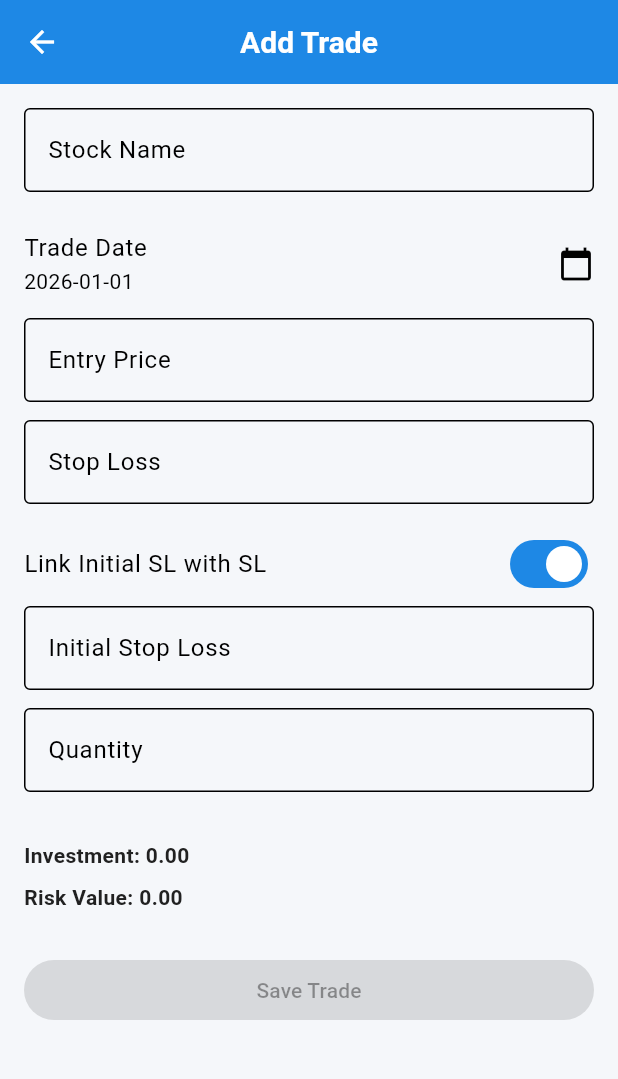
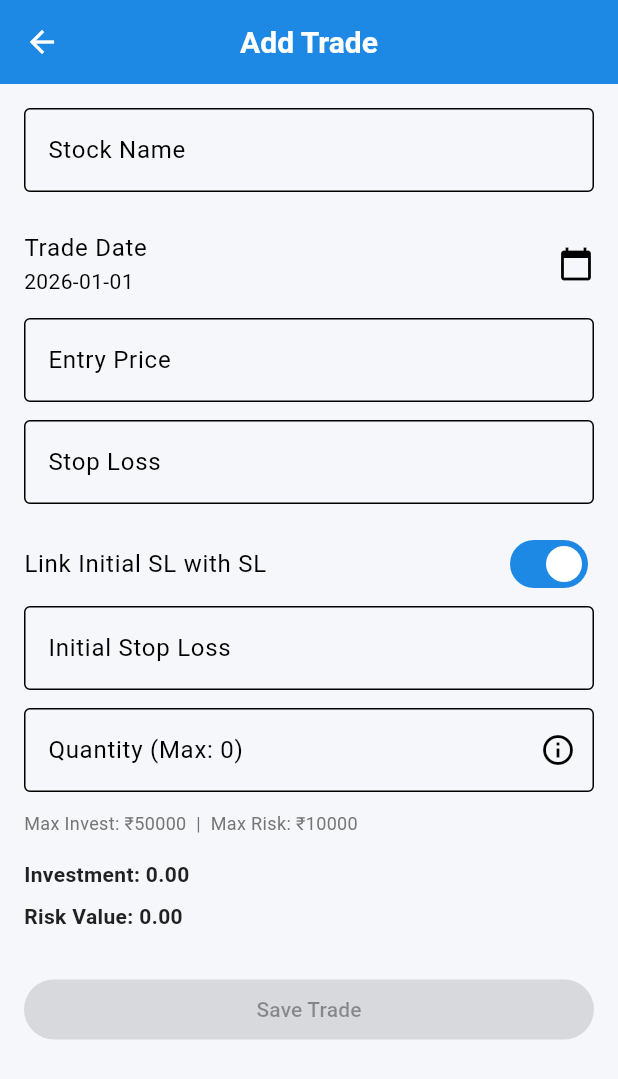
Before and after one commit to AjayM17/tradedesk, a Flutter app: the screen it shows after launch, after a tap on the "add" icon, on a phone screen of 412 x 824 dp. Shown: the top 1079 px of the screen. Run offline on Flutter 3.47's test engine with Material 3 defaults, Android fonts, the phone set to English and light mode, and no system bars; our stand-ins replace cloud_firestore, firebase_core, shared_preferences; accounts and stored records are empty.

Commit message:
V1 fixes

```diff
--- a/lib/features/settings/data/settings_storage.dart
+++ b/lib/features/settings/data/settings_storage.dart
@@ -28,7 +28,7 @@ class SettingsStorage {
 
   Future<double> loadMaxCapitalPerStockPercent() async {
     final prefs = await SharedPreferences.getInstance();
-    return prefs.getDouble(_maxCapitalPerStockKey) ?? 10; // default 10%
+    return prefs.getDouble(_maxCapitalPerStockKey) ?? 5; // default 10%
   }
 
   // ---------------------------
--- a/lib/features/settings/presentation/widgets/partial_profit_card.dart
+++ b/lib/features/settings/presentation/widgets/partial_profit_card.dart
@@ -16,10 +16,10 @@ class PartialProfitCard extends StatelessWidget {
           ),
           Divider(height: 1),
 
-          // V1: Partial profit is allowed but NOT mandatory
+          // V1: Partial profit is MANDATORY
           ListTile(
             title: Text('Partial Profit at 1R'),
-            subtitle: Text('Optional'),
+            subtitle: Text('Mandatory'),
             trailing: Icon(Icons.lock),
           ),
 
--- a/lib/features/trades/data/models/trade_dto.dart
+++ b/lib/features/trades/data/models/trade_dto.dart
@@ -1,8 +1,9 @@
 import 'package:cloud_firestore/cloud_firestore.dart';
 
 class TradeDTO {
-  final String name; // Display name (TCS)
-  final String symbol; // Full symbol (TCS.NS / TCS.BO)
+  final String? id; // 🔑 Firestore document id (NOT stored)
+  final String name;
+  final String symbol;
   final double entryPrice;
   final double stopLoss;
   final double initialStopLoss;
@@ -12,6 +13,7 @@ class TradeDTO {
   final bool isR1Booked;
 
   TradeDTO({
+    required this.id, // ✅ nullable but REQUIRED in constructor
     required this.name,
     required this.symbol,
     required this.entryPrice,
@@ -26,8 +28,12 @@ class TradeDTO {
   // ---------------------------
   // Firestore → DTO
   // ---------------------------
-  factory TradeDTO.fromMap(Map<String, dynamic> map) {
+  factory TradeDTO.fromFirestore(
+    Map<String, dynamic> map,
+    String docId,
+  ) {
     return TradeDTO(
+      id: docId, // ✅ comes from Firestore
       name: map['name'] ?? '',
       symbol: map['symbol'] ?? '',
       entryPrice: (map['entryprice'] as num).toDouble(),
--- a/lib/features/trades/data/models/trade_model.dart
+++ b/lib/features/trades/data/models/trade_model.dart
@@ -1,23 +1,25 @@
 class TradeModel {
+  final String? tradeId;
   final double entryPrice;
   final double stopLoss;
   final int quantity;
 
   TradeModel({
+    required this.tradeId,
     required this.entryPrice,
     required this.stopLoss,
     required this.quantity,
   });
 
-  /// Risk per share
-  double get riskPerShare =>
-      (entryPrice - stopLoss).abs();
+   /// Risk per share (ONLY downside risk)
+  double get riskPerShare {
+    final risk = entryPrice - stopLoss;
+    return risk > 0 ? risk : 0;
+  }
 
-  /// Total risk for this trade
   double get totalRisk =>
       riskPerShare * quantity;
 
-  /// Capital deployed
   double get investedAmount =>
       entryPrice * quantity;
 }
--- a/lib/features/trades/presentation/screens/create_trade_screen.dart
+++ b/lib/features/trades/presentation/screens/create_trade_screen.dart
@@ -1,3 +1,4 @@
+import 'dart:math';
 import 'package:flutter/material.dart';
 import 'package:provider/provider.dart' show ReadContext;
 import 'package:trade_desk/features/settings/data/settings_state.dart';
@@ -9,7 +10,7 @@ import 'package:trade_desk/features/trades/data/validators/trade_validator.dart'
 import 'package:trade_desk/features/trades/presentation/models/trade_ui_model.dart';
 
 class CreateTradeScreen extends StatefulWidget {
-  final TradeUiModel? trade; // null = create, not null = edit
+  final TradeUiModel? trade; // null = add, not null = edit
   const CreateTradeScreen({super.key, this.trade});
 
   @override
@@ -17,12 +18,17 @@ class CreateTradeScreen extends StatefulWidget {
 }
 
 class _CreateTradeScreenState extends State<CreateTradeScreen> {
-  // ───────── Settings-based limits ─────────
+  // ───────── Settings ─────────
   double get maxCapitalPerTrade =>
       context.read<SettingsState>().maxCapitalPerStockAmount;
 
   double get maxRiskValue =>
       context.read<SettingsState>().riskAmountPerTrade;
+
+  double get totalCapital =>
+      context.read<SettingsState>().totalCapital;
+
+  static const double maxPortfolioRiskPercent = 6.0;
 
   final _formKey = GlobalKey<FormState>();
 
@@ -38,62 +44,79 @@ class _CreateTradeScreenState extends State<CreateTradeScreen> {
   String? _selectedStock;
 
   bool _isSaving = false;
-
-  /// Toggle = link Initial SL with SL
   bool updateInitialSl = false;
 
-  // Original values (edit mode)
-  late double _oEntry;
-  late double _oInitSl;
-  late int _oQty;
+  /// portfolio-derived qty (stored in state)
+  int _maxQtyByPortfolio = 0;
 
   bool get isEditMode => widget.trade != null;
 
-  // ───────── Calculations ─────────
-  double get entry => double.tryParse(_entryCtrl.text) ?? 0;
-  double get sl => double.tryParse(_slCtrl.text) ?? 0;
-  double get initialSl => double.tryParse(_initSlCtrl.text) ?? 0;
+  // ───────── Parsed values ─────────
+  double get entry => double.tryParse(_entryCtrl.text) ?? 0.0;
+  double get sl => double.tryParse(_slCtrl.text) ?? 0.0;
+  double get initialSl => double.tryParse(_initSlCtrl.text) ?? 0.0;
   int get qty => int.tryParse(_qtyCtrl.text) ?? 0;
 
   double get investment => entry * qty;
-  double get riskValue => (entry - sl).abs() * qty;
+
+  double get riskPerShare {
+    final r = entry - sl;
+    return r > 0 ? r : 0.0;
+  }
+
+  double get riskValue => riskPerShare * qty.toDouble();
+
+  // ───────── Max Quantity calculations ─────────
+
+  int get maxQtyByCapital {
+    if (entry <= 0) return 0;
+    return (maxCapitalPerTrade / entry).floor();
+  }
+
+  int get maxQtyByRisk {
+    if (riskPerShare <= 0) return 0;
+    return (maxRiskValue / riskPerShare).floor();
+  }
+
+  /// ✅ FINAL max quantity used everywhere
+  int get maxQtyAllowed {
+    return max(
+      0,
+      min(
+        maxQtyByCapital,
+        min(maxQtyByRisk, _maxQtyByPortfolio),
+      ),
+    );
+  }
 
   bool get isSaveEnabled =>
       _selectedStock != null &&
+      qty > 0 &&
+      qty <= maxQtyAllowed &&
       investment > 0 &&
+      investment <= maxCapitalPerTrade &&
       riskValue > 0 &&
-      investment <= maxCapitalPerTrade &&
       riskValue <= maxRiskValue;
 
   @override
   void initState() {
     super.initState();
 
-    // ✅ Default toggle behavior
-    updateInitialSl = !isEditMode; // add=true, edit=false
+    updateInitialSl = !isEditMode;
 
     if (isEditMode) {
       final t = widget.trade!;
-
       _stockCtrl.text = t.name;
       _selectedStock = t.name;
-
       _entryCtrl.text = t.buyPrice.toStringAsFixed(2);
       _slCtrl.text = t.stopLoss.toStringAsFixed(2);
       _initSlCtrl.text = t.initialStopLoss.toStringAsFixed(2);
       _qtyCtrl.text = t.quantity.toString();
-
       _status = t.status.name;
       _tradeDate = t.tradeDate;
+    }
 
-      // Store originals
-      _oEntry = t.buyPrice;
-      _oInitSl = t.initialStopLoss;
-      _oQty = t.quantity;
-    } else {
-      // Add trade → sync Initial SL with SL once user enters SL
-      _initSlCtrl.text = _slCtrl.text;
-    }
+    _recalculatePortfolioQty();
   }
 
   @override
@@ -106,43 +129,169 @@ class _CreateTradeScreenState extends State<CreateTradeScreen> {
     super.dispose();
   }
 
+  // ───────── Portfolio Risk → Max Qty ─────────
+  Future<void> _recalculatePortfolioQty() async {
+    if (riskPerShare <= 0) {
+      setState(() => _maxQtyByPortfolio = 0);
+      return;
+    }
+
+    final activeTrades = await TradeService.getActiveTradeModels();
+
+    double usedRisk = 0;
+    for (final t in activeTrades) {
+      if (isEditMode && t.tradeId == widget.trade!.id) continue;
+      usedRisk += t.totalRisk;
+    }
+
+    final maxPortfolioRisk =
+        (totalCapital * maxPortfolioRiskPercent) / 100;
+
+    final remainingRisk = maxPortfolioRisk - usedRisk;
+
+    setState(() {
+      _maxQtyByPortfolio =
+          remainingRisk > 0 ? (remainingRisk / riskPerShare).floor() : 0;
+    });
+  }
+
+  // ───────── SAVE ─────────
+  Future<void> _save() async {
+    if (!_formKey.currentState!.validate()) return;
+
+    final messenger = ScaffoldMessenger.of(context);
+
+    final trade = TradeModel(
+      tradeId: isEditMode ? widget.trade!.id : null,
+      entryPrice: entry,
+      stopLoss: sl,
+      quantity: qty,
+    );
+
+    final basicResult = TradeValidator.validateNewTrade(
+      trade: trade,
+      settings: context.read<SettingsState>(),
+    );
+
+    if (!basicResult.isValid) {
+      messenger.showSnackBar(
+        SnackBar(content: Text(basicResult.error!)),
+      );
+      return;
+    }
+
+    final activeTrades = await TradeService.getActiveTradeModels();
+
+    final portfolioResult = TradeValidator.validatePortfolioRisk(
+      newTrade: trade,
+      activeTrades: activeTrades,
+      settings: context.read<SettingsState>(),
+      editingTradeId: isEditMode ? widget.trade!.id : null,
+    );
+
+    if (!portfolioResult.isValid) {
+      messenger.showSnackBar(
+        SnackBar(content: Text(portfolioResult.error!)),
+      );
+      return;
+    }
+
+    setState(() => _isSaving = true);
+
+    final dto = TradeDTO(
+      id: isEditMode ? widget.trade!.id : null,
+      name: _selectedStock!.split('.').first,
+      symbol: _selectedStock!,
+      entryPrice: entry,
+      stopLoss: sl,
+      initialStopLoss: initialSl,
+      quantity: qty,
+      status: _status,
+      tradeDate:
+          '${_tradeDate.year}-${_tradeDate.month.toString().padLeft(2, '0')}-${_tradeDate.day.toString().padLeft(2, '0')}',
+    );
+
+    try {
+      if (isEditMode) {
+        await TradeFirestoreService().updateTrade(
+          tradeId: widget.trade!.id,
+          trade: dto,
+          clearR1: false,
+        );
+      } else {
+        await TradeService.addTrade(dto);
+      }
+
+      if (mounted) Navigator.pop(context);
+    } finally {
+      if (mounted) setState(() => _isSaving = false);
+    }
+  }
+
+  // ───────── UI ─────────
   @override
   Widget build(BuildContext context) {
     return Scaffold(
-      appBar: AppBar(title: Text(isEditMode ? 'Edit Trade' : 'Add Trade')),
+      appBar: AppBar(
+        title: Text(isEditMode ? 'Edit Trade' : 'Add Trade'),
+      ),
       body: Form(
         key: _formKey,
-        onChanged: () => setState(() {}),
+        onChanged: () {
+          _recalculatePortfolioQty();
+          setState(() {});
+        },
         child: ListView(
           padding: const EdgeInsets.all(16),
           children: [
             _stockField(),
             _datePicker(),
-
             _numberField(_entryCtrl, 'Entry Price'),
-
-            // SL field (master)
             _numberField(
               _slCtrl,
               'Stop Loss',
               onChanged: (v) {
-                if (updateInitialSl) {
-                  _initSlCtrl.text = v; // SL → Initial SL
-                }
+                if (updateInitialSl) _initSlCtrl.text = v;
               },
             ),
-
             _initialSlToggle(),
-
             _numberField(
               _initSlCtrl,
               'Initial Stop Loss',
-              enabled: updateInitialSl, // ✅ editable ONLY when toggle ON
+              enabled: updateInitialSl,
             ),
 
-            _numberField(_qtyCtrl, 'Quantity'),
+            // Quantity with info
+            Padding(
+              padding: const EdgeInsets.only(bottom: 12),
+              child: TextFormField(
+                controller: _qtyCtrl,
+                keyboardType: TextInputType.number,
+                decoration: InputDecoration(
+                  labelText: 'Quantity (Max: $maxQtyAllowed)',
+                  border: const OutlineInputBorder(),
+                  suffixIcon: IconButton(
+                    icon: const Icon(Icons.info_outline),
+                    onPressed: _showMaxQtyInfo,
+                  ),
+                ),
+                validator: (v) =>
+                    v == null || v.isEmpty ? 'Required' : null,
+              ),
+            ),
 
-            const SizedBox(height: 16),
+            Padding(
+              padding: const EdgeInsets.only(bottom: 12),
+              child: Text(
+                'Max Invest: ₹${maxCapitalPerTrade.toStringAsFixed(0)}  |  '
+                'Max Risk: ₹${maxRiskValue.toStringAsFixed(0)}',
+                style: TextStyle(
+                  fontSize: 12,
+                  color: Colors.grey.shade600,
+                ),
+              ),
+            ),
+
             _info('Investment', investment),
             _info('Risk Value', riskValue),
 
@@ -150,11 +299,7 @@ class _CreateTradeScreenState extends State<CreateTradeScreen> {
             ElevatedButton(
               onPressed: isSaveEnabled && !_isSaving ? _save : null,
               child: _isSaving
-                  ? const SizedBox(
-                      width: 18,
-                      height: 18,
-                      child: CircularProgressIndicator(strokeWidth: 2),
-                    )
+                  ? const CircularProgressIndicator(strokeWidth: 2)
                   : Text(isEditMode ? 'Update Trade' : 'Save Trade'),
             ),
           ],
@@ -163,8 +308,37 @@ class _CreateTradeScreenState extends State<CreateTradeScreen> {
     );
   }
 
+  // ───────── Info Dialog ─────────
+  void _showMaxQtyInfo() {
+    showDialog(
+      context: context,
+      builder: (_) => AlertDialog(
+        title: const Text('Max Quantity Calculation'),
+        content: Column(
+          mainAxisSize: MainAxisSize.min,
+          crossAxisAlignment: CrossAxisAlignment.start,
+          children: [
+            Text('• By Capital: $maxQtyByCapital'),
+            Text('• By Trade Risk: $maxQtyByRisk'),
+            Text('• By Portfolio Risk: $_maxQtyByPortfolio'),
+            const Divider(),
+            Text(
+              'Final Max Quantity: $maxQtyAllowed',
+              style: const TextStyle(fontWeight: FontWeight.bold),
+            ),
+          ],
+        ),
+        actions: [
+          TextButton(
+            onPressed: () => Navigator.pop(context),
+            child: const Text('OK'),
+          ),
+        ],
+      ),
+    );
+  }
+
   // ───────── Widgets ─────────
-
   Widget _stockField() {
     return Padding(
       padding: const EdgeInsets.only(bottom: 12),
@@ -176,9 +350,9 @@ class _CreateTradeScreenState extends State<CreateTradeScreen> {
         ),
         onChanged: (v) {
           _selectedStock = v.trim().isEmpty ? null : v.trim();
-          setState(() {});
         },
-        validator: (v) => v == null || v.trim().isEmpty ? 'Required' : null,
+        validator: (v) =>
+            v == null || v.trim().isEmpty ? 'Required' : null,
       ),
     );
   }
@@ -198,9 +372,7 @@ class _CreateTradeScreenState extends State<CreateTradeScreen> {
           firstDate: DateTime(2020),
           lastDate: DateTime.now(),
         );
-        if (picked != null) {
-          setState(() => _tradeDate = picked);
-        }
+        if (picked != null) setState(() => _tradeDate = picked);
       },
     );
   }
@@ -213,10 +385,7 @@ class _CreateTradeScreenState extends State<CreateTradeScreen> {
       onChanged: (v) {
         setState(() {
           updateInitialSl = v;
-
-          if (v) {
-            _initSlCtrl.text = _slCtrl.text; // one-time sync
-          }
+          if (v) _initSlCtrl.text = _slCtrl.text;
         });
       },
     );
@@ -239,7 +408,8 @@ class _CreateTradeScreenState extends State<CreateTradeScreen> {
           labelText: label,
           border: const OutlineInputBorder(),
         ),
-        validator: (v) => v == null || v.isEmpty ? 'Required' : null,
+        validator: (v) =>
+            v == null || v.isEmpty ? 'Required' : null,
       ),
     );
   }
@@ -253,105 +423,4 @@ class _CreateTradeScreenState extends State<CreateTradeScreen> {
       ),
     );
   }
-
-  // ───────── SAVE LOGIC ─────────
-
-  Future<void> _save() async {
-    if (!_formKey.currentState!.validate()) return;
-
-    final settings = context.read<SettingsState>();
-    final messenger = ScaffoldMessenger.of(context);
-
-    final bool hasR1 = widget.trade?.r1 != null;
-
-    final bool breakingChange =
-        hasR1 &&
-        (entry != _oEntry ||
-            qty != _oQty ||
-            (updateInitialSl && initialSl != _oInitSl));
-
-    if (breakingChange) {
-      final bool? confirm = await showDialog<bool>(
-        context: context,
-        builder: (_) => AlertDialog(
-          title: const Text('R1 will be cleared'),
-          content: const Text(
-            'You changed trade parameters that affect R1.\n\n'
-            'Continuing will clear R1 execution.\n\n'
-            'Do you want to continue?',
-          ),
-          actions: [
-            TextButton(
-              onPressed: () => Navigator.pop(context, false),
-              child: const Text('Cancel'),
-            ),
-            ElevatedButton(
-              onPressed: () => Navigator.pop(context, true),
-              child: const Text('Continue'),
-            ),
-          ],
-        ),
-      );
-
-      if (confirm != true) return;
-    }
-
-    final trade = TradeModel(entryPrice: entry, stopLoss: sl, quantity: qty);
-
-    final basicResult = TradeValidator.validateNewTrade(
-      trade: trade,
-      settings: settings,
-    );
-
-    if (!basicResult.isValid) {
-      messenger.showSnackBar(SnackBar(content: Text(basicResult.error!)));
-      return;
-    }
-
-    final activeTrades = await TradeService.getActiveTradeModels();
-
-    final portfolioResult = TradeValidator.validatePortfolioRisk(
-      newTrade: trade,
-      activeTrades: activeTrades,
-      settings: settings,
-    );
-
-    if (!portfolioResult.isValid) {
-      messenger.showSnackBar(SnackBar(content: Text(portfolioResult.error!)));
-      return;
-    }
-
-    setState(() => _isSaving = true);
-
-    final dto = TradeDTO(
-      name: _selectedStock!.split('.').first,
-      symbol: _selectedStock!,
-      entryPrice: entry,
-      stopLoss: sl,
-      initialStopLoss: initialSl,
-      quantity: qty,
-      status: _status,
-      tradeDate:
-          '${_tradeDate.year}-${_tradeDate.month.toString().padLeft(2, '0')}-${_tradeDate.day.toString().padLeft(2, '0')}',
-    );
-
-    try {
-      if (isEditMode) {
-        await TradeFirestoreService().updateTrade(
-          tradeId: widget.trade!.id,
-          trade: dto,
-          clearR1: breakingChange,
-        );
-      } else {
-        await TradeService.addTrade(dto);
-      }
-
-      if (!mounted) return;
-      Navigator.pop(context);
-    } finally {
-      if (mounted) {
-        setState(() => _isSaving = false);
-      }
-    }
-  }
 }
--- a/lib/main.dart
+++ b/lib/main.dart
@@ -1,10 +1,16 @@
 import 'package:flutter/material.dart';
 import 'package:firebase_core/firebase_core.dart';
+import 'package:flutter/foundation.dart';
 
 import 'app/app.dart';
+import 'firebase_options.dart';
 
 Future<void> main() async {
   WidgetsFlutterBinding.ensureInitialized();
-  await Firebase.initializeApp();
+
+  await Firebase.initializeApp(
+    options: kIsWeb ? DefaultFirebaseOptions.web : null,
+  );
+
   runApp(const TradeDeskApp());
 }
```
Also changed, not shown: lib/features/trades/data/services/trade_service.dart (+24 -14 lines), lib/features/trades/data/validators/trade_validator.dart (+19 -7 lines), firebase.json (added), lib/firebase_options.dart (added).
